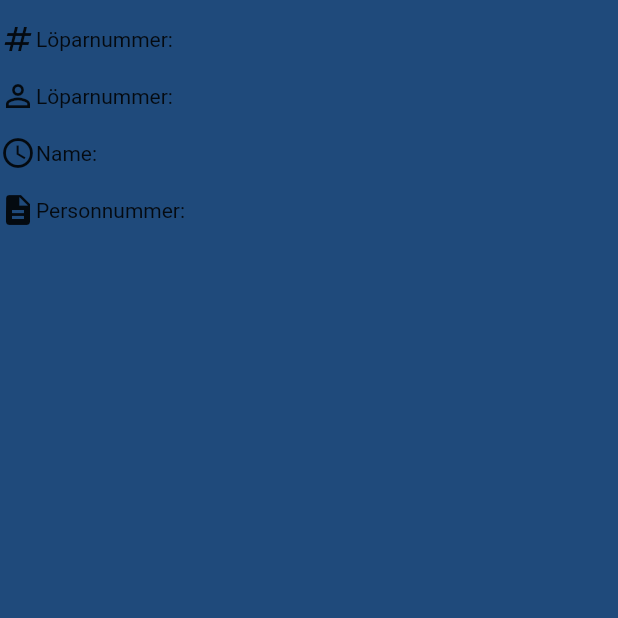
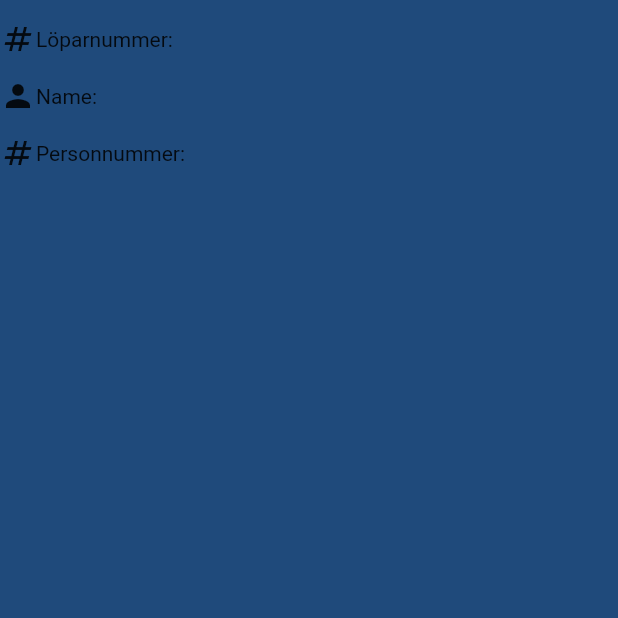
Before and after one commit to pontanVB/RunProof, a Flutter app: the AddNewPatient screen opened directly, on a phone screen of 412 x 824 dp, the top half of it. Run offline on Flutter 3.47's test engine with Material 2 defaults, Android fonts, the light colour scheme and no system bars; our stand-ins replace drop_shadow_image, firebase_auth, firebase_core, firebase_database, percent_indicator, shared_preferences; accounts and stored records are empty.

Commit message:
design changes for runnerInfoPopup

```diff
--- a/runproof/lib/widgets/add_patient.dart
+++ b/runproof/lib/widgets/add_patient.dart
@@ -25,18 +25,7 @@ class AddNewPatient extends StatelessWidget {
           Padding(padding: EdgeInsets.all(7.0)),
           Row(
             children: [
-              Icon(Icons.person_outline),
-              Expanded(
-                child: Text(
-                  'Löparnummer: ',
-                ),
-              ),
-            ],
-          ),
-          Padding(padding: EdgeInsets.all(7.0)),
-          Row(
-            children: [
-              Icon(Icons.schedule),
+              Icon(Icons.person),
               Expanded(
                 child: Text(
                   'Name: ',
@@ -47,7 +36,7 @@ class AddNewPatient extends StatelessWidget {
           Padding(padding: EdgeInsets.all(7.0)),
           Row(
             children: [
-              Icon(Icons.description),
+              Icon(Icons.numbers),
               Expanded(
                 child: Text(
                   'Personnummer: ',
```
Also changed, not shown: runproof/lib/utils/info_popup.dart (+49 -23 lines).
